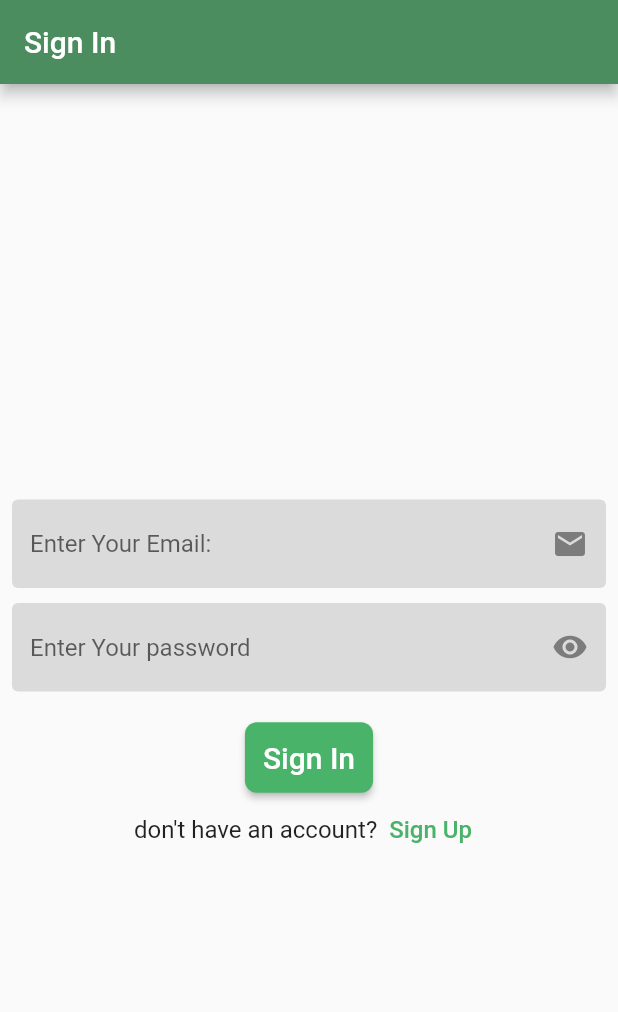
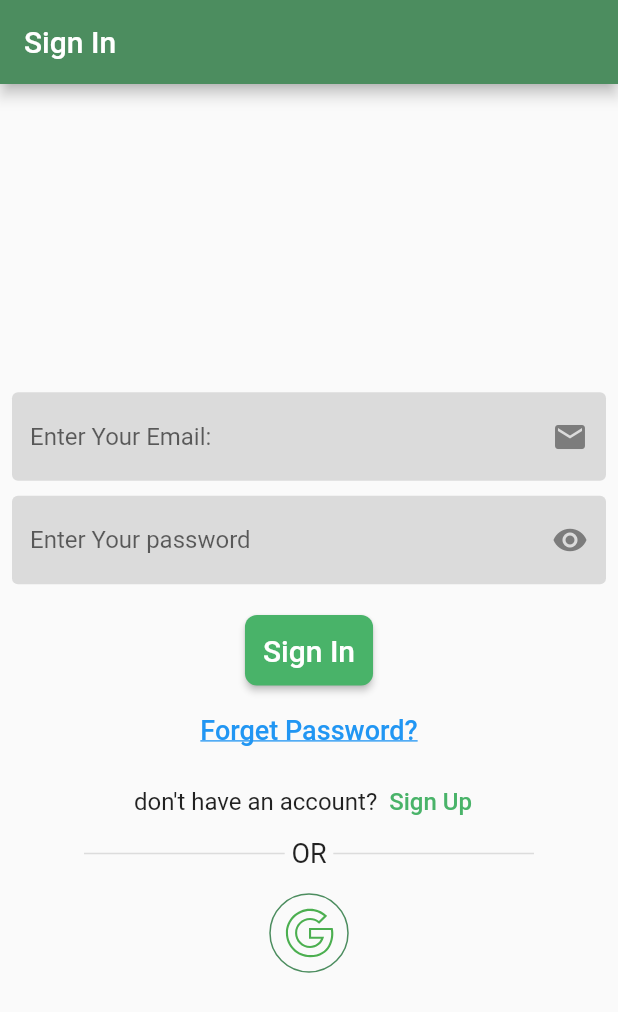
Before and after one commit to ahmed-abdel-all/flower_app, a Flutter app: the screen it shows after launch, on a phone screen of 412 x 824 dp. Shown: the top 1012 px of the screen. Run offline on Flutter 3.47's test engine with Material 2 defaults, Android fonts, the phone set to English and light mode, and no system bars; our stand-ins replace firebase_auth, firebase_core, flutter_svg, google_sign_in; accounts and stored records are empty.

Commit message:
modified:   android/app/build.gradle 	modified:   lib/main.dart 	new file:   lib/pages/forget_password.dart 	modified:   lib/pages/home.dart 	modified:   lib/pages/sign_in.dart 	new file:   lib/pages/verify_email.dart 	new file:   lib/provider/google_signin.dart 	modified:   lib/widgets/custom_action_appbar.dart 	modified:   pubspec.lock 	modified:   pubspec.yaml

```diff
--- a/lib/main.dart
+++ b/lib/main.dart
@@ -4,9 +4,11 @@ import 'package:flower_app/helper/show_snack_bar.dart';
 import 'package:flower_app/pages/home.dart';
 import 'package:flower_app/pages/sign_in.dart';
 import 'package:flower_app/provider/cart_provider.dart';
+import 'package:flower_app/provider/google_signin.dart';
 import 'package:flutter/material.dart';
 import 'package:provider/provider.dart';
 import 'firebase_options.dart';
+import 'pages/verify_email.dart';
 
 void main() async {
   WidgetsFlutterBinding.ensureInitialized();
@@ -21,8 +23,15 @@ class MyApp extends StatelessWidget {
 
   @override
   Widget build(BuildContext context) {
-    return ChangeNotifierProvider(
-      create: (context) => CartProvider(),
+    return MultiProvider(
+      providers: [
+        ChangeNotifierProvider(
+          create: (context) => CartProvider(),
+        ),
+        ChangeNotifierProvider(
+          create: (context) => GoogleSignInProvider(),
+        )
+      ],
       child: MaterialApp(
         debugShowCheckedModeBanner: false,
         home: StreamBuilder(
@@ -36,7 +45,7 @@ class MyApp extends StatelessWidget {
             } else if (snapshot.hasError) {
               return showSnackBar(context, "Something went wrong");
             } else if (snapshot.hasData) {
-              return const Home();
+              return const VerifyEmailPage();
             } else {
               return const SignIn();
             }
--- a/lib/pages/sign_in.dart
+++ b/lib/pages/sign_in.dart
@@ -1,7 +1,11 @@
 import 'package:firebase_auth/firebase_auth.dart';
 import 'package:flower_app/helper/show_snack_bar.dart';
+import 'package:flower_app/pages/forget_password.dart';
 import 'package:flower_app/pages/sign_up.dart';
+import 'package:flower_app/provider/google_signin.dart';
 import 'package:flutter/material.dart';
+import 'package:flutter_svg/svg.dart';
+import 'package:provider/provider.dart';
 
 import '../constants.dart';
 import '../shared/colors.dart';
@@ -15,7 +19,6 @@ class SignIn extends StatefulWidget {
 
 class _SignInState extends State<SignIn> {
   final emailController = TextEditingController();
-
   final passwordController = TextEditingController();
   bool isLoading = false;
   bool isNotVisible = true;
@@ -29,6 +32,7 @@ class _SignInState extends State<SignIn> {
 
   @override
   Widget build(BuildContext context) {
+    final signInGoogle = Provider.of<GoogleSignInProvider>(context);
     return Scaffold(
       appBar: AppBar(
         backgroundColor: appbarGreen,
@@ -122,6 +126,27 @@ class _SignInState extends State<SignIn> {
                           style: TextStyle(fontSize: 20),
                         ),
                 ),
+                const SizedBox(
+                  height: 5,
+                ),
+                TextButton(
+                  onPressed: () {
+                    Navigator.push(
+                      context,
+                      MaterialPageRoute(
+                        builder: (context) => const ForgetPassword(),
+                      ),
+                    );
+                  },
+                  child: const Text(
+                    'Forget Password?',
+                    style: TextStyle(
+                      decoration: TextDecoration.underline,
+                      fontSize: 18,
+                    ),
+                  ),
+                ),
+
                 Row(
                   mainAxisAlignment: MainAxisAlignment.center,
                   children: [
@@ -149,6 +174,46 @@ class _SignInState extends State<SignIn> {
                       ),
                     ),
                   ],
+                ),
+                SizedBox(
+                  width: 300,
+                  child: Row(
+                    children: const [
+                      Expanded(
+                        child: Divider(
+                          thickness: 1,
+                        ),
+                      ),
+                      Text(
+                        ' OR ',
+                        style: TextStyle(fontSize: 18),
+                      ),
+                      Expanded(
+                        child: Divider(
+                          thickness: 1,
+                        ),
+                      ),
+                    ],
+                  ),
+                ),
+
+                GestureDetector(
+                  onTap: () {
+                    signInGoogle.googlelogin();
+                  },
+                  child: Container(
+                    margin: const EdgeInsets.only(top: 16),
+                    padding: const EdgeInsets.all(8),
+                    decoration: BoxDecoration(
+                      border: Border.all(color: appbarGreen),
+                      shape: BoxShape.circle,
+                    ),
+                    child: SvgPicture.asset(
+                      'assets/images/google.svg',
+                      color: Colors.green,
+                      height: 35,
+                    ),
+                  ),
                 )
               ],
             ),
--- /dev/null
+++ b/lib/provider/google_signin.dart
@@ -0,0 +1,22 @@
+import 'package:firebase_auth/firebase_auth.dart';
+import 'package:flutter/material.dart';
+import 'package:google_sign_in/google_sign_in.dart';
+
+class GoogleSignInProvider with ChangeNotifier {
+  final googleSignIn = GoogleSignIn();
+  GoogleSignInAccount? _user;
+  GoogleSignInAccount get user => _user!;
+
+  googlelogin() async {
+    final googleUser = await googleSignIn.signIn();
+    if (googleSignIn == null) return;
+    _user = googleUser;
+    final googleAuth = await googleUser?.authentication;
+    final credential = GoogleAuthProvider.credential(
+      accessToken: googleAuth?.accessToken,
+      idToken: googleAuth?.idToken,
+    );
+    await FirebaseAuth.instance.signInWithCredential(credential);
+    notifyListeners();
+  }
+}
--- a/pubspec.yaml
+++ b/pubspec.yaml
@@ -39,6 +39,8 @@ dependencies:
   firebase_core: ^2.14.0
   firebase_auth: ^4.6.3
   email_validator: '^2.1.16'
+  google_sign_in: ^6.1.4
+  flutter_svg: ^1.1.0
 
 dev_dependencies:
   flutter_test:
```
Also changed, not shown: lib/pages/forget_password.dart (added, +123 -0 lines), lib/pages/home.dart (+8 -7 lines), lib/pages/verify_email.dart (added, +132 -0 lines), lib/widgets/custom_action_appbar.dart (line endings or trailing spaces), pubspec.lock, 1 other file.
